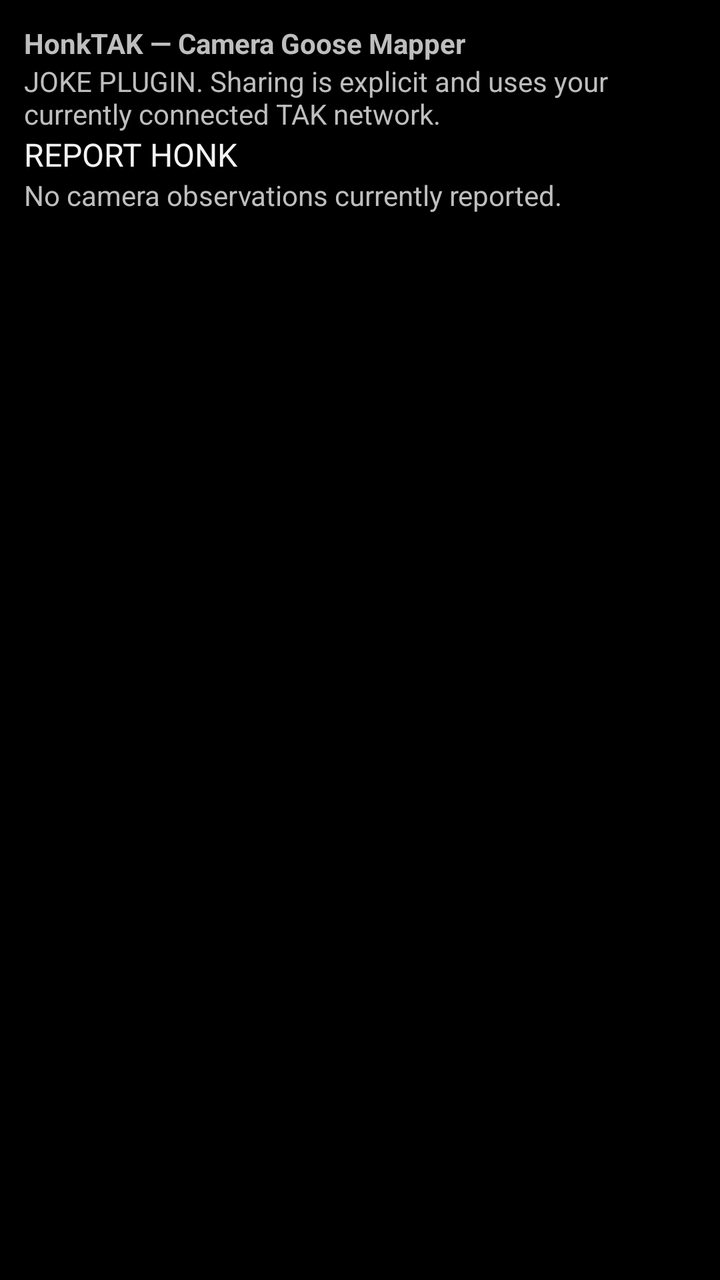
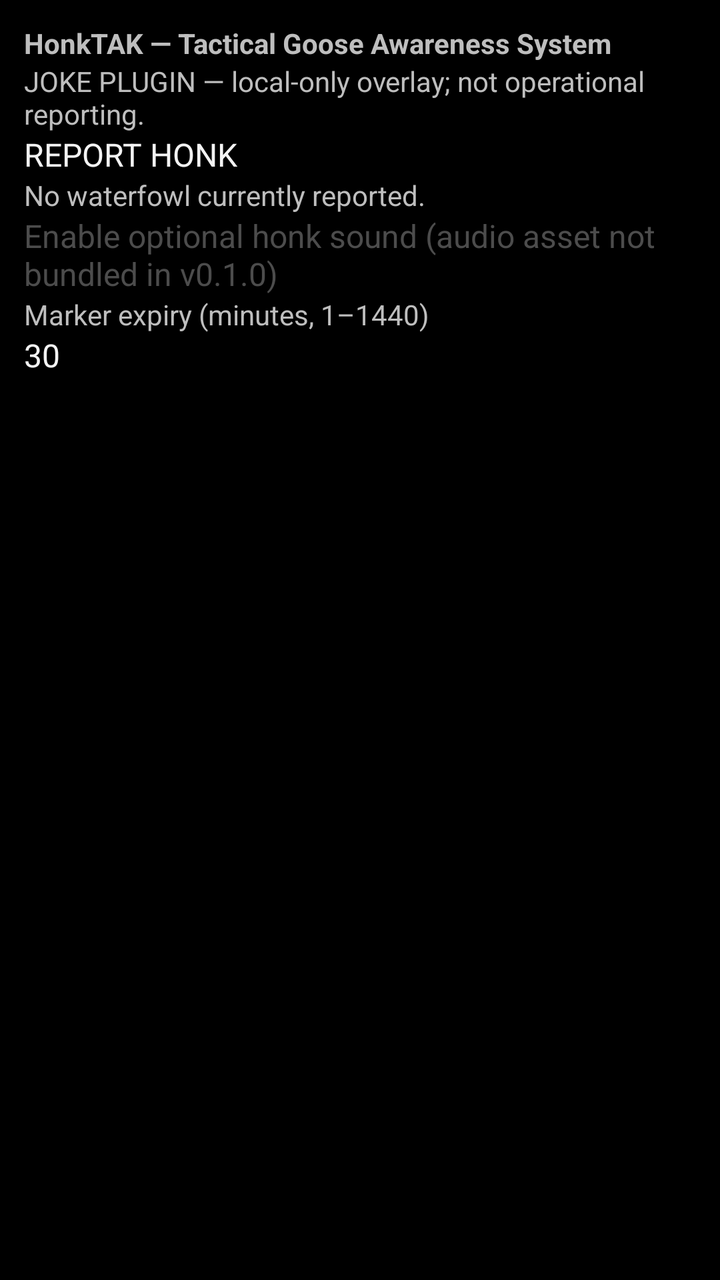

Two renders of the same Android screen: before a commit and after it. Below are the layout's source before the change and the commit's diff.
<!-- AndroidManifest.xml: application theme AppTheme -->
<!-- res/layout/main_layout.xml -->
<?xml version="1.0" encoding="utf-8"?>
<ScrollView xmlns:android="http://schemas.android.com/apk/res/android" android:layout_width="match_parent" android:layout_height="wrap_content">
 <LinearLayout android:layout_width="match_parent" android:layout_height="wrap_content" android:orientation="vertical" android:padding="12dp">
  <TextView android:layout_width="wrap_content" android:layout_height="wrap_content" android:text="HonkTAK — Camera Goose Mapper" android:textStyle="bold" />
  <TextView android:layout_width="wrap_content" android:layout_height="wrap_content" android:text="JOKE PLUGIN. Sharing is explicit and uses your currently connected TAK network." />
  <Button android:id="@+id/report_honk" android:layout_width="match_parent" android:layout_height="wrap_content" android:text="REPORT HONK" />
  <LinearLayout android:id="@+id/observation_form" android:layout_width="match_parent" android:layout_height="wrap_content" android:orientation="vertical" android:visibility="gone">
   <TextView android:layout_width="wrap_content" android:layout_height="wrap_content" android:text="Location source"/><Spinner android:id="@+id/location_source" android:layout_width="match_parent" android:layout_height="wrap_content"/>
   <TextView android:layout_width="wrap_content" android:layout_height="wrap_content" android:text="Camera class"/><Spinner android:id="@+id/camera_class" android:layout_width="match_parent" android:layout_height="wrap_content"/>
   <EditText android:id="@+id/azimuth" android:layout_width="match_parent" android:layout_height="wrap_content" android:hint="Optional facing azimuth 0–359" android:inputType="number"/>
   <TextView android:layout_width="wrap_content" android:layout_height="wrap_content" android:text="Confidence"/><Spinner android:id="@+id/confidence" android:layout_width="match_parent" android:layout_height="wrap_content"/>
   <TextView android:layout_width="wrap_content" android:layout_height="wrap_content" android:text="Status"/><Spinner android:id="@+id/camera_status" android:layout_width="match_parent" android:layout_height="wrap_content"/>
   <EditText android:id="@+id/notes" android:layout_width="match_parent" android:layout_height="wrap_content" android:hint="Short notes (160 characters max)" android:maxLength="160"/>
   <EditText android:id="@+id/expiry_minutes" android:layout_width="match_parent" android:layout_height="wrap_content" android:hint="Expiry minutes (1–10080)" android:inputType="number" android:text="30"/>
   <Button android:id="@+id/save_local" android:layout_width="match_parent" android:layout_height="wrap_content" android:text="SAVE LOCALLY"/>
   <TextView android:layout_width="wrap_content" android:layout_height="wrap_content" android:text="SHARE TO TEAM sends this marker off-device through the currently connected TAK network. It never sends automatically or in the background." android:textStyle="bold"/>
   <Button android:id="@+id/share_team" android:layout_width="match_parent" android:layout_height="wrap_content" android:text="SHARE TO TEAM — SEND THROUGH TAK NETWORK"/>
  </LinearLayout>
  <TextView android:id="@+id/status" android:layout_width="wrap_content" android:layout_height="wrap_content" android:text="No camera observations currently reported."/>
 </LinearLayout>
</ScrollView>
<!-- resources referenced by this layout -->
<resources>
  <style name="AppTheme" parent="@android:style/Theme.Holo" />
</resources>

<!-- the commit's change to res/layout/main_layout.xml (unified diff, before → after) -->
@@ -1,21 +1,12 @@
 <?xml version="1.0" encoding="utf-8"?>
 <ScrollView xmlns:android="http://schemas.android.com/apk/res/android" android:layout_width="match_parent" android:layout_height="wrap_content">
- <LinearLayout android:layout_width="match_parent" android:layout_height="wrap_content" android:orientation="vertical" android:padding="12dp">
-  <TextView android:layout_width="wrap_content" android:layout_height="wrap_content" android:text="HonkTAK — Camera Goose Mapper" android:textStyle="bold" />
-  <TextView android:layout_width="wrap_content" android:layout_height="wrap_content" android:text="JOKE PLUGIN. Sharing is explicit and uses your currently connected TAK network." />
-  <Button android:id="@+id/report_honk" android:layout_width="match_parent" android:layout_height="wrap_content" android:text="REPORT HONK" />
-  <LinearLayout android:id="@+id/observation_form" android:layout_width="match_parent" android:layout_height="wrap_content" android:orientation="vertical" android:visibility="gone">
-   <TextView android:layout_width="wrap_content" android:layout_height="wrap_content" android:text="Location source"/><Spinner android:id="@+id/location_source" android:layout_width="match_parent" android:layout_height="wrap_content"/>
-   <TextView android:layout_width="wrap_content" android:layout_height="wrap_content" android:text="Camera class"/><Spinner android:id="@+id/camera_class" android:layout_width="match_parent" android:layout_height="wrap_content"/>
-   <EditText android:id="@+id/azimuth" android:layout_width="match_parent" android:layout_height="wrap_content" android:hint="Optional facing azimuth 0–359" android:inputType="number"/>
-   <TextView android:layout_width="wrap_content" android:layout_height="wrap_content" android:text="Confidence"/><Spinner android:id="@+id/confidence" android:layout_width="match_parent" android:layout_height="wrap_content"/>
-   <TextView android:layout_width="wrap_content" android:layout_height="wrap_content" android:text="Status"/><Spinner android:id="@+id/camera_status" android:layout_width="match_parent" android:layout_height="wrap_content"/>
-   <EditText android:id="@+id/notes" android:layout_width="match_parent" android:layout_height="wrap_content" android:hint="Short notes (160 characters max)" android:maxLength="160"/>
-   <EditText android:id="@+id/expiry_minutes" android:layout_width="match_parent" android:layout_height="wrap_content" android:hint="Expiry minutes (1–10080)" android:inputType="number" android:text="30"/>
-   <Button android:id="@+id/save_local" android:layout_width="match_parent" android:layout_height="wrap_content" android:text="SAVE LOCALLY"/>
-   <TextView android:layout_width="wrap_content" android:layout_height="wrap_content" android:text="SHARE TO TEAM sends this marker off-device through the currently connected TAK network. It never sends automatically or in the background." android:textStyle="bold"/>
-   <Button android:id="@+id/share_team" android:layout_width="match_parent" android:layout_height="wrap_content" android:text="SHARE TO TEAM — SEND THROUGH TAK NETWORK"/>
-  </LinearLayout>
-  <TextView android:id="@+id/status" android:layout_width="wrap_content" android:layout_height="wrap_content" android:text="No camera observations currently reported."/>
- </LinearLayout>
+    <LinearLayout android:layout_width="match_parent" android:layout_height="wrap_content" android:orientation="vertical" android:padding="12dp">
+        <TextView android:layout_width="wrap_content" android:layout_height="wrap_content" android:text="HonkTAK — Tactical Goose Awareness System" android:textStyle="bold" />
+        <TextView android:layout_width="wrap_content" android:layout_height="wrap_content" android:text="JOKE PLUGIN — local-only overlay; not operational reporting." />
+        <Button android:id="@+id/report_honk" android:layout_width="match_parent" android:layout_height="wrap_content" android:text="REPORT HONK" />
+        <TextView android:id="@+id/status" android:layout_width="wrap_content" android:layout_height="wrap_content" android:text="No waterfowl currently reported." />
+        <CheckBox android:id="@+id/audio_enabled" android:layout_width="wrap_content" android:layout_height="wrap_content" android:text="Enable optional honk sound (audio asset not bundled in v0.1.0)" android:enabled="false" />
+        <TextView android:layout_width="wrap_content" android:layout_height="wrap_content" android:text="Marker expiry (minutes, 1–1440)" />
+        <EditText android:id="@+id/expiry_minutes" android:layout_width="match_parent" android:layout_height="wrap_content" android:inputType="number" android:text="30" />
+    </LinearLayout>
 </ScrollView>
